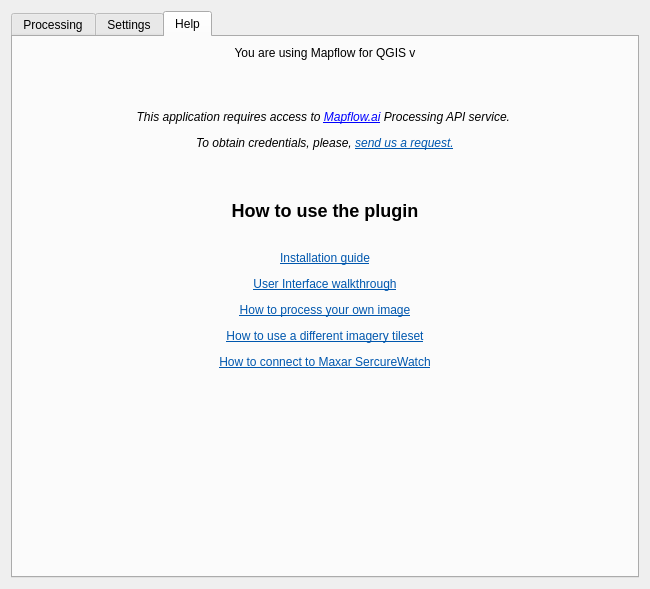
Old version of the form mapflow/static/ui/main_dialog.ui in the repository Geoalert/mapflow-qgis.
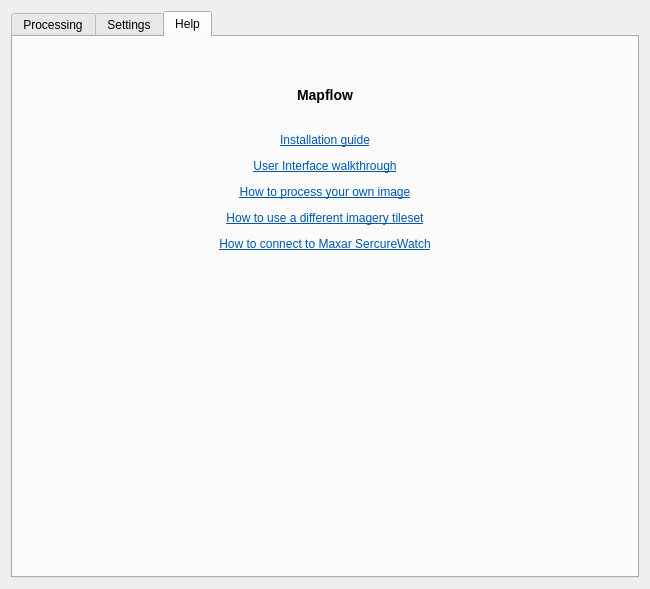
New version of the form. The open tabs and pages were chosen to show the change. Icons and pictures are not drawn. Custom widgets are drawn as their Qt base class.

Commit message: refactor: remove redundant info from Help

```diff
--- a/mapflow/static/ui/main_dialog.ui
+++ b/mapflow/static/ui/main_dialog.ui
@@ -763,77 +763,32 @@
      </layout>
     </widget>
    <widget class="QWidget" name="helpTab">
-    <attribute name="title">
-     <string>Help</string>
-    </attribute>
-      <layout class="QVBoxLayout" name="layoutHelp" stretch="0,0,0,1">
-          <property name="spacing">
-        <number>50</number>
-       </property>
-          <item>
-           <widget class="QLabel" name="pluginVersion">
          <property name="sizePolicy">
-          <sizepolicy hsizetype="Preferred" vsizetype="Fixed">
+       <sizepolicy hsizetype="Preferred" vsizetype="Minimum">
            <horstretch>0</horstretch>
            <verstretch>0</verstretch>
           </sizepolicy>
          </property>
-            <property name="text">
-             <string>You are using Mapflow for QGIS v</string>
+      <attribute name="title">
+       <string>Help</string>
+      </attribute>
+      <layout class="QVBoxLayout" name="layoutHelp">
+       <property name="topMargin">
+        <number>50</number>
             </property>
-            <property name="alignment">
-             <set>Qt::AlignCenter</set>
-            </property>
-           </widget>
-          </item>
           <item>
         <widget class="QLabel" name="credentialsInfo">
          <property name="text">
-          <string>&lt;html&gt;&lt;head/&gt;&lt;body&gt;&lt;p&gt;&lt;span style=&quot; font-style:italic;&quot;&gt;This application requires access to &lt;/span&gt;&lt;a href=&quot;http://mapflow.ai/&quot;&gt;&lt;span style=&quot; font-style:italic; text-decoration: underline; color:#0000ff;&quot;&gt;Mapflow.ai&lt;/span&gt;&lt;/a&gt;&lt;span style=&quot; font-style:italic;&quot;&gt; Processing API service. &lt;/span&gt;&lt;/p&gt;&lt;p&gt;&lt;span style=&quot; font-style:italic;&quot;&gt;To obtain credentials, please, &lt;/span&gt;&lt;a href=&quot;mailto:help@geoalert.io?subject=Processing API access&amp;amp;body=Hello, I'd like to use your QGIS plugin.&quot;&gt;&lt;span style=&quot; font-style:italic; text-decoration: underline; color:#0057ae;&quot;&gt;send us a request.&lt;/span&gt;&lt;/a&gt;&lt;/p&gt;&lt;/body&gt;&lt;/html&gt;</string>
+          <string>&lt;html&gt;&lt;head/&gt;&lt;body&gt;&lt;h3 style=&quot; margin-top:30px; margin-bottom:30px; margin-left:30px; margin-right:30px; -qt-block-indent:0; text-indent:0px;&quot;&gt;&lt;span&gt;Mapflow&lt;/span&gt;&lt;/h3&gt;&lt;p align=&quot;center&quot;&gt;&lt;a href=&quot;https://docs.mapflow.ai/api/qgis_mapflow#how-to-install-the-plugin&quot;&gt;&lt;span style=&quot; text-decoration: underline; color:#0057ae;&quot;&gt;Installation guide&lt;/span&gt;&lt;/a&gt;&lt;/p&gt;&lt;p align=&quot;center&quot;&gt;&lt;a href=&quot;https://docs.mapflow.ai/api/qgis_mapflow#user-interface&quot;&gt;&lt;span style=&quot; text-decoration: underline; color:#0057ae;&quot;&gt;User Interface walkthrough&lt;/span&gt;&lt;/a&gt;&lt;/p&gt;&lt;p align=&quot;center&quot;&gt;&lt;a href=&quot;https://docs.mapflow.ai/api/qgis_mapflow#how-to-process-your-own-imagery&quot;&gt;&lt;span style=&quot; text-decoration: underline; color:#0057ae;&quot;&gt;How to process your own image&lt;/span&gt;&lt;/a&gt;&lt;/p&gt;&lt;p align=&quot;center&quot;&gt;&lt;a href=&quot;https://docs.mapflow.ai/api/qgis_mapflow#how-to-use-other-imagery-services&quot;&gt;&lt;span style=&quot; text-decoration: underline; color:#0057ae;&quot;&gt;How to use a different imagery tileset&lt;/span&gt;&lt;/a&gt;&lt;/p&gt;&lt;p align=&quot;center&quot;&gt;&lt;a href=&quot;https://docs.mapflow.ai/api/qgis_mapflow#how-to-connect-to-maxar-securewatch&quot;&gt;&lt;span style=&quot; text-decoration: underline; color:#0057ae;&quot;&gt;How to connect to Maxar SercureWatch&lt;/span&gt;&lt;/a&gt;&lt;/p&gt;&lt;/body&gt;&lt;/html&gt;</string>
          </property>
          <property name="alignment">
-          <set>Qt::AlignCenter</set>
-         </property>
-         <property name="wordWrap">
-          <bool>true</bool>
+          <set>Qt::AlignHCenter|Qt::AlignTop</set>
          </property>
          <property name="openExternalLinks">
           <bool>true</bool>
          </property>
         </widget>
        </item>
-       <item>
-        <widget class="QLabel" name="docLinks">
-            <property name="text">
-          <string>&lt;html&gt;&lt;head/&gt;&lt;body&gt;&lt;h2 style=&quot; margin-top:30px; margin-bottom:30px; margin-left:30px; margin-right:30px; -qt-block-indent:0; text-indent:0px;&quot;&gt;&lt;span style=&quot; font-size:x-large; font-weight:600;&quot;&gt;How to use the plugin&lt;/span&gt;&lt;/h2&gt;&lt;p align=&quot;center&quot;&gt;&lt;a href=&quot;https://docs.mapflow.ai/api/qgis_mapflow#how-to-install-the-plugin&quot;&gt;&lt;span style=&quot; text-decoration: underline; color:#0057ae;&quot;&gt;Installation guide&lt;/span&gt;&lt;/a&gt;&lt;/p&gt;&lt;p align=&quot;center&quot;&gt;&lt;a href=&quot;https://docs.mapflow.ai/api/qgis_mapflow#user-interface&quot;&gt;&lt;span style=&quot; text-decoration: underline; color:#0057ae;&quot;&gt;User Interface walkthrough&lt;/span&gt;&lt;/a&gt;&lt;/p&gt;&lt;p align=&quot;center&quot;&gt;&lt;a href=&quot;https://docs.mapflow.ai/api/qgis_mapflow#how-to-process-your-own-imagery&quot;&gt;&lt;span style=&quot; text-decoration: underline; color:#0057ae;&quot;&gt;How to process your own image&lt;/span&gt;&lt;/a&gt;&lt;/p&gt;&lt;p align=&quot;center&quot;&gt;&lt;a href=&quot;https://docs.mapflow.ai/api/qgis_mapflow#how-to-use-other-imagery-services&quot;&gt;&lt;span style=&quot; text-decoration: underline; color:#0057ae;&quot;&gt;How to use a different imagery tileset&lt;/span&gt;&lt;/a&gt;&lt;/p&gt;&lt;p align=&quot;center&quot;&gt;&lt;a href=&quot;https://docs.mapflow.ai/api/qgis_mapflow#how-to-connect-to-maxar-securewatch&quot;&gt;&lt;span style=&quot; text-decoration: underline; color:#0057ae;&quot;&gt;How to connect to Maxar SercureWatch&lt;/span&gt;&lt;/a&gt;&lt;/p&gt;&lt;/body&gt;&lt;/html&gt;</string>
-            </property>
-            <property name="textFormat">
-             <enum>Qt::AutoText</enum>
-            </property>
-         <property name="alignment">
-          <set>Qt::AlignCenter</set>
-         </property>
-            <property name="wordWrap">
-             <bool>true</bool>
-            </property>
-            <property name="openExternalLinks">
-             <bool>true</bool>
-            </property>
-           </widget>
-          </item>
-       <item>
-        <spacer name="spacerHelp">
-         <property name="orientation">
-          <enum>Qt::Vertical</enum>
-         </property>
-         <property name="sizeHint" stdset="0">
-          <size>
-           <width>0</width>
-           <height>0</height>
-          </size>
-         </property>
-        </spacer>
-       </item>
          </layout>
         </widget>
        </widget>
```
Left out of the diff: 2 changed lines with no effect on the pictures. The commit also changes 3 other files.
